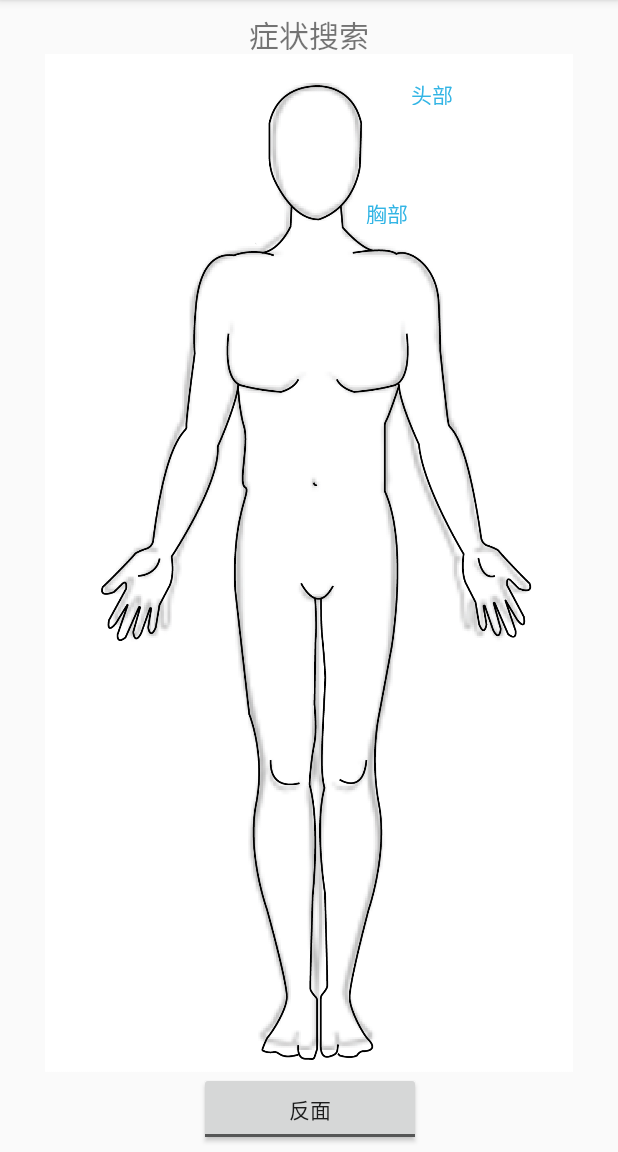
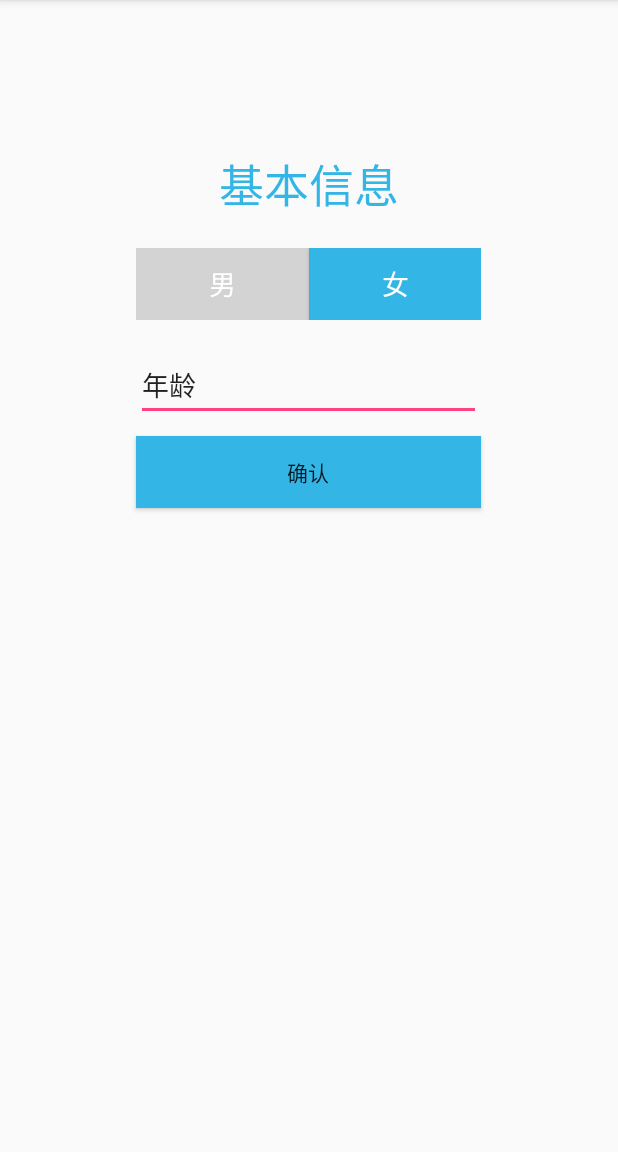
Before and after one commit to xizhou175/ZhongyiApp, an Android app: the screen it shows after launch (TopLevelActivity before the commit, PersonalInformationActivity after it), on a phone screen of 412 x 824 dp, the part 84-1236 px from its top. Run offline under Robolectric (Android 15) with nearby library versions, the phone set to English and light mode, and no system bars.

Commit message:
personalinfo page added

```diff
--- /dev/null
+++ b/app/src/main/java/com/hfad/zhongyi/PersonalInformationActivity.java
@@ -0,0 +1,62 @@
+package com.hfad.zhongyi;
+
+import android.content.Intent;
+import android.graphics.drawable.ColorDrawable;
+import android.support.v7.app.AppCompatActivity;
+import android.os.Bundle;
+import android.view.View;
+import android.widget.Button;
+
+public class PersonalInformationActivity extends AppCompatActivity implements View.OnClickListener{
+
+    @Override
+    protected void onCreate(Bundle savedInstanceState) {
+        super.onCreate(savedInstanceState);
+        setContentView(R.layout.activity_personal_information);
+        final Button maleButton = findViewById(R.id.male);
+        final Button femaleButton = findViewById(R.id.female);
+        final Button confirm  = findViewById(R.id.confirm);
+        confirm.setOnClickListener(this);
+        maleButton.setOnClickListener(new View.OnClickListener() {
+            @Override
+            public void onClick(View view) {
+                ColorDrawable buttonColor = (ColorDrawable) maleButton.getBackground();
+                int color = buttonColor.getColor();
+                if(color != getResources().getColor(R.color.holo_blue_light)) {
+                    Patient.personalInfo.setGender("male");
+                    if (color == getResources().getColor(R.color.holo_blue_light)) {
+                        maleButton.setBackgroundColor(getResources().getColor(R.color.lightgrey));
+                        femaleButton.setBackgroundColor(getResources().getColor(R.color.holo_blue_light));
+                    } else {
+                        femaleButton.setBackgroundColor(getResources().getColor(R.color.lightgrey));
+                        maleButton.setBackgroundColor(getResources().getColor(R.color.holo_blue_light));
+                    }
+                }
+            }
+        });
+
+        femaleButton.setOnClickListener(new View.OnClickListener() {
+            @Override
+            public void onClick(View view) {
+                ColorDrawable buttonColor = (ColorDrawable) femaleButton.getBackground();
+                int color = buttonColor.getColor();
+                if(color != getResources().getColor(R.color.holo_blue_light)) {
+                    Patient.personalInfo.setGender("female");
+                    if (color == getResources().getColor(R.color.lightgrey)) {
+                        maleButton.setBackgroundColor(getResources().getColor(R.color.lightgrey));
+                        femaleButton.setBackgroundColor(getResources().getColor(R.color.holo_blue_light));
+                    } else {
+                        femaleButton.setBackgroundColor(getResources().getColor(R.color.lightgrey));
+                        maleButton.setBackgroundColor(getResources().getColor(R.color.holo_blue_light));
+                    }
+                }
+            }
+        });
+    }
+
+    @Override
+    public void onClick(View view){
+        Intent intent = new Intent(this, TopLevelActivity.class);
+        startActivity(intent);
+    }
+}
--- /dev/null
+++ b/app/src/main/res/layout/activity_personal_information.xml
@@ -0,0 +1,62 @@
+<?xml version="1.0" encoding="utf-8"?>
+<LinearLayout xmlns:android="http://schemas.android.com/apk/res/android"
+    xmlns:app="http://schemas.android.com/apk/res-auto"
+    xmlns:tools="http://schemas.android.com/tools"
+    android:layout_width="match_parent"
+    android:layout_height="match_parent"
+    android:orientation="vertical"
+    tools:context=".PersonalInformationActivity">
+
+    <TextView
+        android:layout_width="wrap_content"
+        android:layout_height="wrap_content"
+        android:layout_gravity="center_horizontal"
+        android:paddingTop="100sp"
+        android:text="@string/personalInformation"
+        android:textColor="@android:color/holo_blue_light"
+        android:textSize="30dp" />
+
+    <RelativeLayout
+        android:layout_width="230dp"
+        android:layout_height="wrap_content"
+        android:layout_marginTop="20sp"
+        android:layout_gravity="center_horizontal"
+        android:background="@color/lightgrey">
+
+        <Button
+            android:layout_width="115dp"
+            android:layout_height="wrap_content"
+            android:id="@+id/male"
+            android:text="男"
+            android:textAppearance="?android:attr/textAppearanceMedium"
+            android:textColor="@color/white"
+            android:background="@android:color/transparent"/>
+
+        <Button
+            android:layout_width="115dp"
+            android:layout_height="wrap_content"
+            android:id="@+id/female"
+            android:text="女"
+            android:textAppearance="?android:attr/textAppearanceMedium"
+            android:textColor="@color/white"
+            android:background="@android:color/holo_blue_light"
+            android:layout_toRightOf="@+id/male"/>
+
+    </RelativeLayout>
+
+    <EditText
+        android:layout_width="230sp"
+        android:layout_height="wrap_content"
+        android:layout_marginTop="20sp"
+        android:text="年龄"
+        android:layout_gravity="center_horizontal"/>
+
+    <Button
+        android:layout_width="230sp"
+        android:layout_height="wrap_content"
+        android:id="@+id/confirm"
+        android:layout_marginTop="10sp"
+        android:layout_gravity="center_horizontal"
+        android:text="确认"
+        android:background="@color/holo_blue_light"/>
+</LinearLayout>
--- a/app/src/main/res/values/strings.xml
+++ b/app/src/main/res/values/strings.xml
@@ -10,4 +10,5 @@
     <string name="back_specific">背部症狀</string>
     <string name="headache">头痛</string>
     <string name="summary">症狀总结</string>
+    <string name="personalInformation">基本信息</string>
 </resources>
```
Also changed, not shown: app/src/main/AndroidManifest.xml (+6 -3 lines), app/src/main/java/com/hfad/zhongyi/PersonalInfo.java (added, +31 -0 lines), app/src/main/java/com/hfad/zhongyi/TopLevelActivity.java (+16 -2 lines), app/src/main/res/drawable/female_back.png (added), app/src/main/res/drawable/female_front.png (added).
